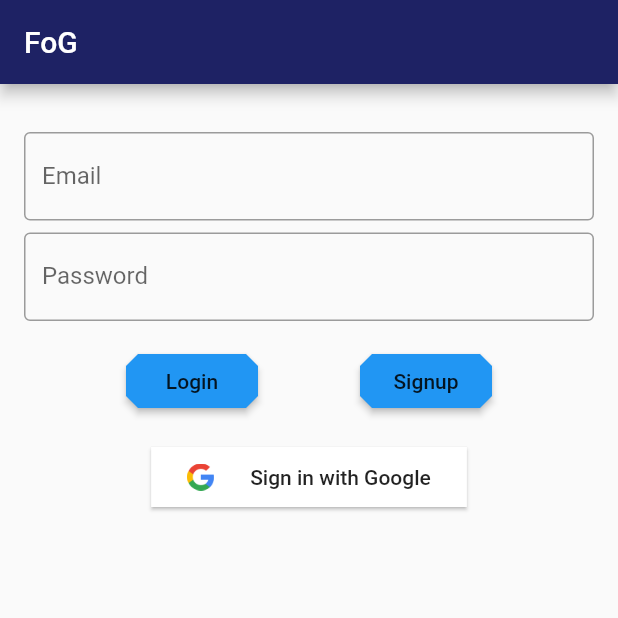
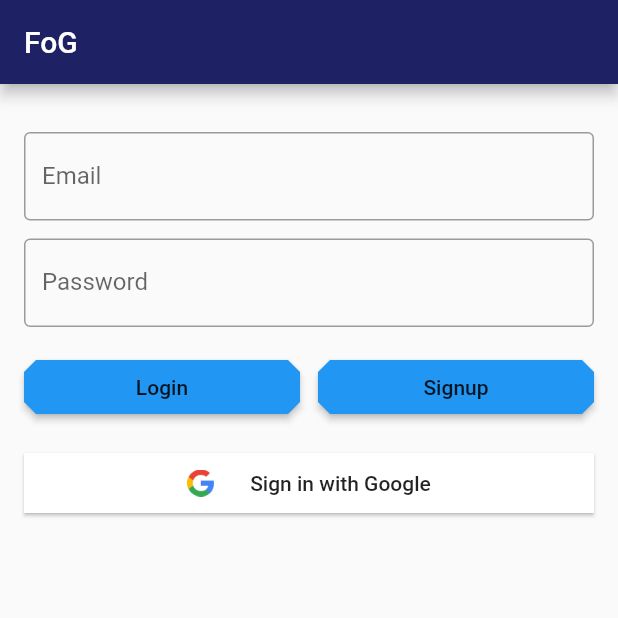
Before and after one commit to FellowshipOfTheGame/flutter_fog, a Flutter app: the screen it shows after launch, on a phone screen of 412 x 824 dp, the top half of it. Run offline on Flutter 3.47's test engine with Material 2 defaults, Android fonts, the phone set to English and light mode, and no system bars; our stand-ins replace cloud_firestore, firebase_auth, google_sign_in, qr_flutter; missing offline and left inert: qr_reader; accounts and stored records are empty; Roboto replaces fonts that are missing (Roboto-Medium).

Commit message:
Padding to sizedbox

```diff
--- a/lib/main.dart
+++ b/lib/main.dart
@@ -4,8 +4,7 @@ import 'package:cloud_firestore/cloud_firestore.dart';
 import 'package:firebase_auth/firebase_auth.dart';
 import 'package:flutter/material.dart';
 import 'package:flutter_fog/signup.dart';
-import 'package:flutter_fog/tabs/attendance.dart';
-import 'package:font_awesome_flutter/font_awesome_flutter.dart';
+import 'package:flutter_fog/tabs/events.dart';
 import 'package:google_sign_in/google_sign_in.dart';
 
 final FirebaseAuth _auth = FirebaseAuth.instance;
@@ -106,7 +105,7 @@ class _MyHomePageState extends State<MyHomePage> {
   ];
 
   static List<Widget> _adminTabsContent = <Widget>[
-    AddAttendance(),
+    AddEvent(),
   ];
 
   List<Widget> _currentTabsContent = _userTabsContent;
@@ -154,9 +153,11 @@ class _MyHomePageState extends State<MyHomePage> {
     });
   }
 
-  void initState() {
-    _user = _handleSignOut();
-    super.initState();
+  @override
+  void dispose() {
+    _emailController.dispose();
+    _passController.dispose();
+    super.dispose();
   }
 
   @override
@@ -180,11 +181,9 @@ class _MyHomePageState extends State<MyHomePage> {
                           left: 16.0, bottom: 16.0, right: 16.0, top: 32.0),
                       child: Form(
                         key: _formKey,
-                        child: Column(
+                        child: ListView(
                           children: <Widget>[
-                            Padding(
-                              padding: const EdgeInsets.only(bottom: 8.0),
-                              child: TextFormField(
+                            TextFormField(
                               controller: _emailController,
                               decoration: InputDecoration(
                                 labelText: 'Email',
@@ -193,15 +192,13 @@ class _MyHomePageState extends State<MyHomePage> {
                               validator: (value) {
                                 if (value.isEmpty) return 'Email is empty';
                                 if (value.contains(' ') ||
-                                      !value.contains(
-                                          RegExp(r'^[^@]+@[^.]+\..+$')))
+                                    !value
+                                        .contains(RegExp(r'^[^@]+@[^.]+\..+$')))
                                   return 'Invalid email';
                               },
                             ),
-                            ),
-                            Padding(
-                              padding: const EdgeInsets.only(bottom: 16.0),
-                              child: TextFormField(
+                            const SizedBox(height: 12.0),
+                            TextFormField(
                               controller: _passController,
                               decoration: InputDecoration(
                                 labelText: 'Password',
@@ -212,14 +209,13 @@ class _MyHomePageState extends State<MyHomePage> {
                                 if (value.isEmpty) return 'Password is empty';
                               },
                             ),
-                            ),
-                            Padding(
-                              padding: const EdgeInsets.only(bottom: 16.0),
-                              child: Row(
-                                mainAxisAlignment:
-                                    MainAxisAlignment.spaceEvenly,
+                            const SizedBox(height: 16.0),
+                            Row(
+                              mainAxisAlignment: MainAxisAlignment.spaceEvenly,
                               children: <Widget>[
-                                  RaisedButton(
+                                Expanded(
+                                  child: RaisedButton(
+                                    child: Text('Login'),
                                     onPressed: () async {
                                       if (_formKey.currentState.validate() &&
                                           !lsnapshot.data) {
@@ -233,6 +229,8 @@ class _MyHomePageState extends State<MyHomePage> {
                                                   email: _emailController.text,
                                                   password:
                                                       _passController.text);
+                                          _emailController.clear();
+                                          _passController.clear();
 
                                           setState(() {
                                             _user = Future.value(user);
@@ -240,26 +238,35 @@ class _MyHomePageState extends State<MyHomePage> {
                                         } catch (e) {
                                           print(e.message);
                                           if (e.message ==
-                                              'There is no user record corresponding to this identifier. The user may have been deleted.') {
+                                                  'There is no user record corresponding to this identifier. The user may have been deleted.' ||
+                                              e.message ==
+                                                  'The password is invalid or the user does not have a password.') {
                                             Scaffold
                                                 .of(lcontext)
                                                 .showSnackBar(SnackBar(
                                                   content: Text(
                                                       'Invalid email/password'),
                                                 ));
+                                            _passController.clear();
+                                          }
                                         }
 
                                         setState(() {
                                           _loading = Future.value(false);
                                         });
                                       }
-                                      }
                                     },
-                                    child: Text('Login'),
                                   ),
-                                  RaisedButton(
+                                ),
+                                const SizedBox(width: 12.0),
+                                Expanded(
+                                  child: RaisedButton(
+                                    child: Text('Signup'),
                                     onPressed: () async {
                                       if (!lsnapshot.data) {
+                                        _passController.clear();
+                                        _emailController.clear();
+
                                         FirebaseUser _user2 = await Navigator
                                             .of(context)
                                             .push(
@@ -271,11 +278,11 @@ class _MyHomePageState extends State<MyHomePage> {
                                         });
                                       }
                                     },
-                                    child: Text('Signup'),
+                                  ),
                                 ),
                               ],
                             ),
-                            ),
+                            const SizedBox(height: 16.0),
                             RaisedButton(
                               color: Colors.white,
                               shape: Border(),
@@ -290,6 +297,9 @@ class _MyHomePageState extends State<MyHomePage> {
                                   try {
                                     FirebaseUser user = await _handleSignIn();
                                     _addMember(user);
+                                    _emailController.clear();
+                                    _passController.clear();
+
                                     setState(
                                       () {
                                         _user = Future.value(user);
@@ -332,7 +342,7 @@ class _MyHomePageState extends State<MyHomePage> {
             ),
             drawer: Drawer(
               child: ListView(
-                padding: EdgeInsets.zero,
+                padding: EdgeInsets.all(8.0),
                 children: <Widget>[
                   DrawerHeader(
                     child: Text("Menu"),
@@ -360,6 +370,15 @@ class _MyHomePageState extends State<MyHomePage> {
                       Navigator.pop(context);
                     },
                   ),
+                  ListTile(
+                    title: Text("Logout"),
+                    onTap: () {
+                      setState(() {
+                        _user = _handleSignOut();
+                      });
+                      Navigator.pop(context);
+                    },
+                  ),
                 ],
               ),
             ),
--- a/pubspec.yaml
+++ b/pubspec.yaml
@@ -7,7 +7,6 @@ dependencies:
   cloud_firestore: ^0.7.3
   firebase_auth: ^0.5.12
   google_sign_in: ^3.0.4
-  font_awesome_flutter: "^7.1.0"
   # The following adds the Cupertino Icons font to your application.
   # Use with the CupertinoIcons class for iOS style icons.
   cupertino_icons: ^0.1.2
```
Also changed, not shown: lib/signup.dart (+31 -17 lines), lib/tabs/events.dart (renamed from lib/tabs/attendance.dart, +67 -31 lines), pubspec.lock. Lines whose indentation alone changed are shown as unchanged.
